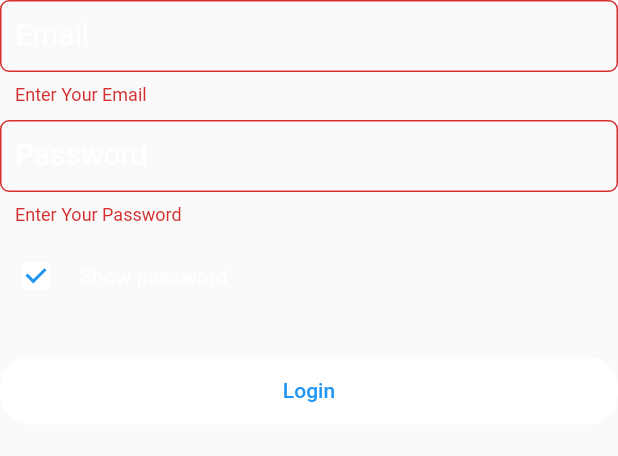
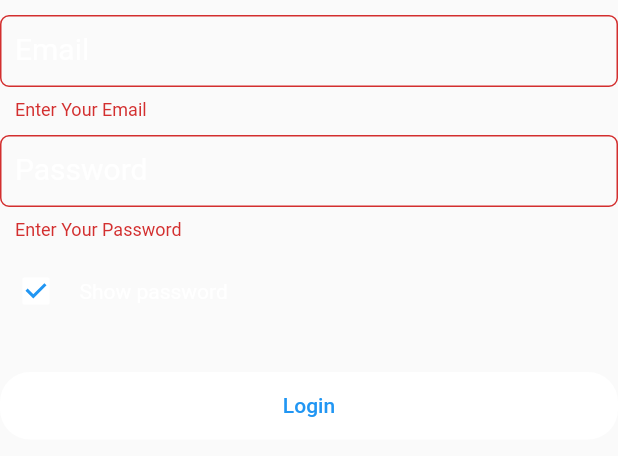
Before and after one commit to mohamedsayed27/talks, a Flutter app: the LoginComponent widget shown alone on an empty page, opened directly, after a tap on "Login", on a phone screen of 412 x 824 dp. Shown: the top 456 px of the screen. Run offline on Flutter 3.47's test engine with Material 2 defaults, Android fonts, the phone set to English and light mode, and no system bars; our stand-ins replace bloc, dio, equatable, flutter_bloc, get_it, shared_preferences; accounts and stored records are empty.

Commit message:
finish auth

```diff
--- a/lib/presentation/components/auth_text_form_field.dart
+++ b/lib/presentation/components/auth_text_form_field.dart
@@ -19,7 +19,7 @@ class AuthTextFormField extends StatelessWidget {
       cursorColor: AppColors.whiteColor,
       // cursorHeight: 20,
       decoration: InputDecoration(
-          contentPadding: EdgeInsets.symmetric(vertical: 10.0,horizontal: 10),
+          contentPadding: const EdgeInsets.symmetric(vertical: 10.0,horizontal: 10),
         border:border,
         enabledBorder: border,
         focusedBorder: border,
--- a/lib/presentation/components/login_component.dart
+++ b/lib/presentation/components/login_component.dart
@@ -7,7 +7,7 @@ import '../controllers/auth_cubit/auth_state.dart';
 import 'auth_text_form_field.dart';
 
 class LoginComponent extends StatelessWidget {
-  LoginComponent({Key? key}) : super(key: key);
+  const LoginComponent({Key? key}) : super(key: key);
 
   static final TextEditingController emailController = TextEditingController();
   static final TextEditingController passwordController = TextEditingController();
@@ -27,6 +27,9 @@ class LoginComponent extends StatelessWidget {
             mainAxisAlignment: MainAxisAlignment.start,
             mainAxisSize: MainAxisSize.min,
             children: [
+              const SizedBox(
+                height: 10,
+              ),
               AuthTextFormField(
                 controller: emailController,
                 labelText: 'Email',
--- a/lib/presentation/components/register_component.dart
+++ b/lib/presentation/components/register_component.dart
@@ -29,6 +29,9 @@ class RegisterComponent extends StatelessWidget {
           key: formKey,
           child: Column(
             children: [
+              const SizedBox(
+                height: 10,
+              ),
               Row(
                 children: [
                   Expanded(
```
Also changed, not shown: lib/presentation/screens/auth_screen.dart (+21 -17 lines).
